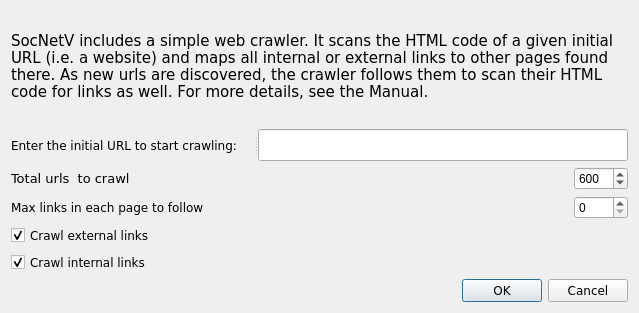
socnetv/app, file src/forms/webcrawlerdialog.ui: the form before one commit.
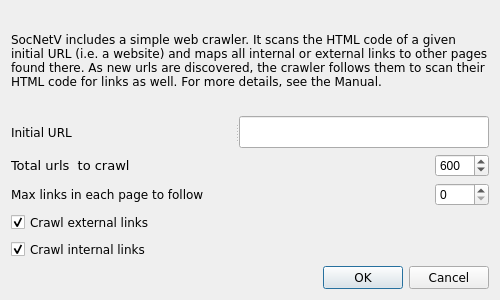
The form after the commit.

Commit message: trying to fix dialog appearance across platforms

Patch:
```diff
--- a/src/forms/webcrawlerdialog.ui
+++ b/src/forms/webcrawlerdialog.ui
@@ -2,18 +2,22 @@
 <ui version="4.0">
  <class>WebCrawlerDialog</class>
  <widget class="QDialog" name="WebCrawlerDialog">
-  <property name="geometry">
-   <rect>
-    <x>0</x>
-    <y>0</y>
-    <width>639</width>
-    <height>313</height>
-   </rect>
+  <property name="sizePolicy">
+   <sizepolicy hsizetype="Minimum" vsizetype="Minimum">
+    <horstretch>0</horstretch>
+    <verstretch>0</verstretch>
+   </sizepolicy>
   </property>
   <property name="minimumSize">
    <size>
-    <width>14</width>
-    <height>0</height>
+    <width>500</width>
+    <height>300</height>
+   </size>
+  </property>
+  <property name="maximumSize">
+   <size>
+    <width>627</width>
+    <height>300</height>
    </size>
   </property>
   <property name="windowTitle">
@@ -23,15 +27,20 @@
    <item row="0" column="0">
     <widget class="QLabel" name="description">
      <property name="sizePolicy">
-      <sizepolicy hsizetype="Preferred" vsizetype="Preferred">
+      <sizepolicy hsizetype="MinimumExpanding" vsizetype="Preferred">
        <horstretch>0</horstretch>
        <verstretch>0</verstretch>
       </sizepolicy>
      </property>
+     <property name="minimumSize">
+      <size>
+       <width>450</width>
+       <height>80</height>
+      </size>
+     </property>
      <property name="font">
       <font>
        <family>DejaVu Sans</family>
-       <pointsize>11</pointsize>
       </font>
      </property>
      <property name="text">
@@ -51,19 +60,25 @@
       <enum>Qt::Horizontal</enum>
      </property>
      <widget class="QLabel" name="label">
+      <property name="minimumSize">
+       <size>
+        <width>200</width>
+        <height>0</height>
+       </size>
+      </property>
       <property name="font">
        <font>
         <family>DejaVu Sans</family>
        </font>
       </property>
       <property name="text">
-       <string>Enter the initial URL to start crawling:</string>
+       <string>Initial URL</string>
       </property>
      </widget>
      <widget class="QLineEdit" name="seedUrlEdit">
       <property name="minimumSize">
        <size>
-        <width>370</width>
+        <width>250</width>
         <height>32</height>
        </size>
       </property>
```
Left out of the diff: 2 changed lines with no effect on the pictures. The commit also changes 1 other file.
